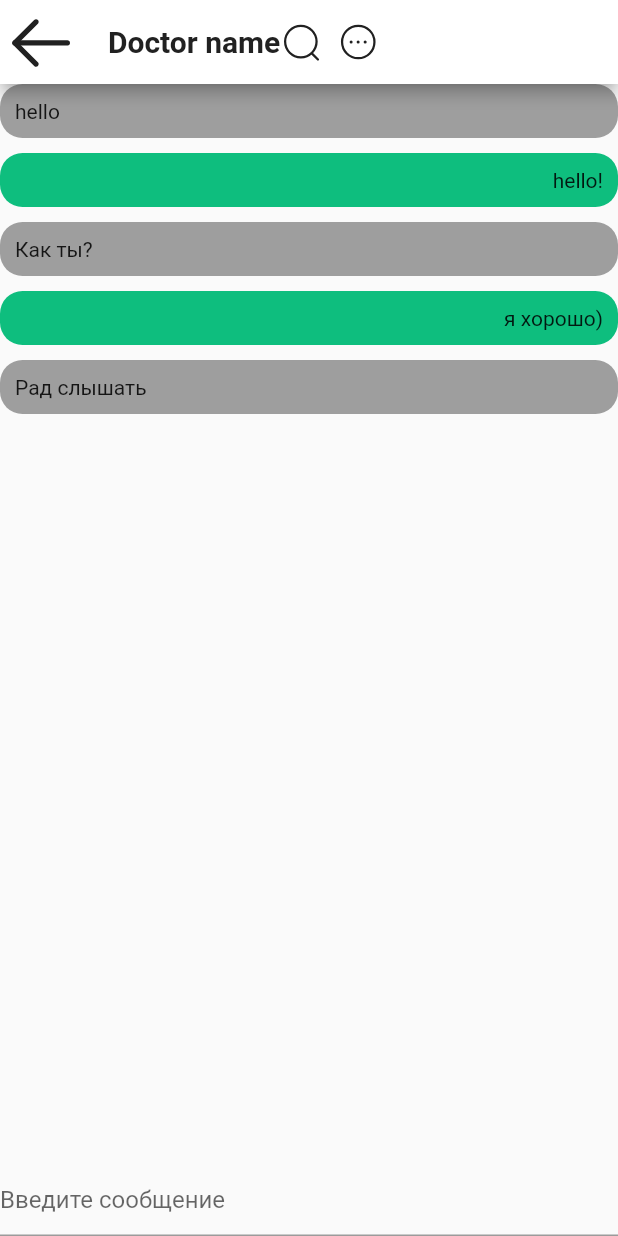
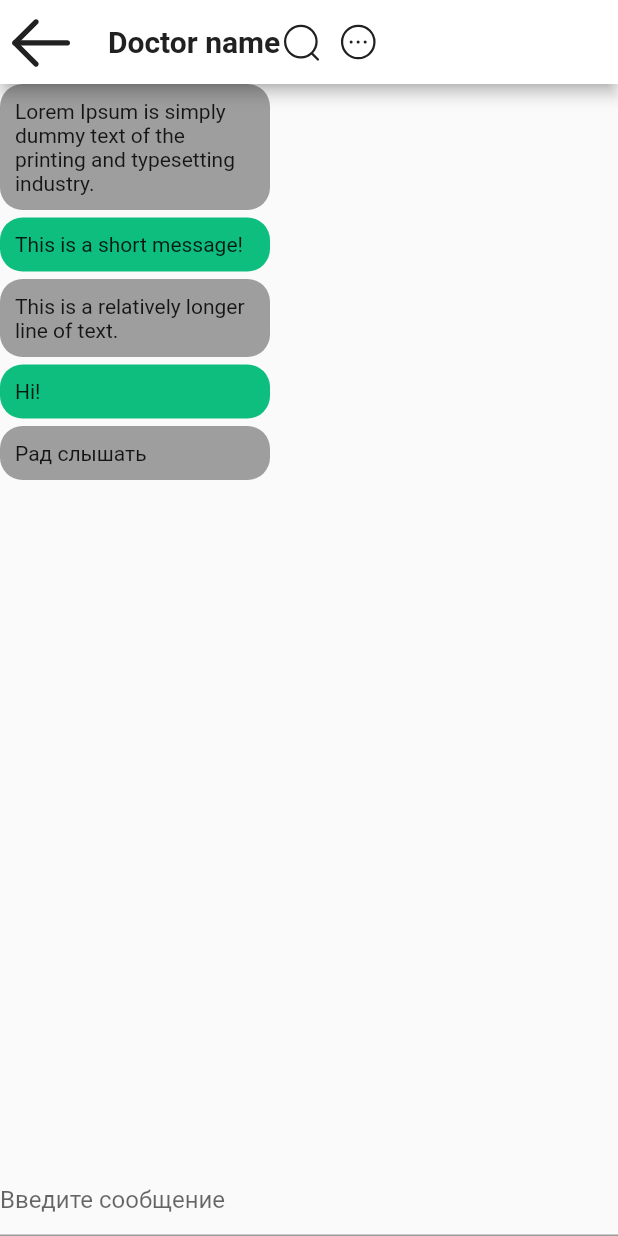
Before and after one commit to DinoDafor/medicine_app, a Flutter app: the ChatWithUser screen opened directly, on a phone screen of 412 x 824 dp. Run offline on Flutter 3.47's test engine with Material 2 defaults, Android fonts, the phone set to English and light mode, and no system bars; our stand-ins replace flutter_svg.

Commit message:
some changes for chat screen for today

```diff
--- a/lib/screens/chat.dart
+++ b/lib/screens/chat.dart
@@ -12,10 +12,20 @@ class ChatWithUser extends StatefulWidget {
 class _ChatWithUserState extends State<ChatWithUser> {
   TextEditingController _controller = TextEditingController();
   List<Message> messages = [
-    Message(message: "hello", fromUser: "danya", dateCreate: "12:00"),
-    Message(message: "hello!", fromUser: "me", dateCreate: "12:00"),
-    Message(message: "Как ты?", fromUser: "danya", dateCreate: "12:01"),
-    Message(message: "я хорошо)", fromUser: "me", dateCreate: "12:02"),
+    Message(
+        message:
+            "Lorem Ipsum is simply dummy text of the printing and typesetting industry.",
+        fromUser: "danya",
+        dateCreate: "12:00"),
+    Message(
+        message: "This is a short message!",
+        fromUser: "me",
+        dateCreate: "12:00"),
+    Message(
+        message: "This is a relatively longer line of text.",
+        fromUser: "danya",
+        dateCreate: "12:01"),
+    Message(message: "Hi!", fromUser: "me", dateCreate: "12:02"),
     Message(message: "Рад слышать", fromUser: "danya", dateCreate: "12:03"),
   ];
 
@@ -46,19 +56,39 @@ class _ChatWithUserState extends State<ChatWithUser> {
           ],
         ),
       ),
-      body: Column(
+      body: ScrollableChat(messages: messages, controller: _controller),
+    );
+  }
+}
+
+class ScrollableChat extends StatelessWidget {
+  const ScrollableChat({
+    super.key,
+    required this.messages,
+    required TextEditingController controller,
+  }) : _controller = controller;
+
+  final List<Message> messages;
+  final TextEditingController _controller;
+
+  @override
+  Widget build(BuildContext context) {
+    return Column(
       children: [
         Expanded(
-            child: ListView.builder(
+          child: ListView.separated(
             itemCount: messages.length,
             itemBuilder: (context, index) {
-                  return Column(
-                    children: [
-                      Container(
+              return Align(
                 alignment: messages[index].fromUser == "me"
                     ? Alignment.topRight
                     : Alignment.topLeft,
-                        padding: EdgeInsets.all(10),
+                child: Flex(
+                  direction: Axis.horizontal,
+                  children:  [
+                    Container(
+                      width: 180,
+                      padding: const EdgeInsets.all(10),
                       child: Text(messages[index].message),
                       decoration: BoxDecoration(
                         color: messages[index].fromUser == "me"
@@ -66,21 +96,26 @@ class _ChatWithUserState extends State<ChatWithUser> {
                             : Colors.grey,
                         borderRadius: BorderRadius.circular(15),
                       ),
+                      constraints: BoxConstraints(
+                        maxWidth: MediaQuery.of(context).size.width * 0.7,
                       ),
-                      SizedBox(height: 10),
-                    ],
+                    ),
+                  ]
+                ),
               );
-                  // return Container(
-                  //  color: Colors.red,
-                  // );
-                }),
+            },
+            separatorBuilder: (BuildContext context, int index) {
+              return const SizedBox(
+                height: 5,
+              );
+            },
+          ),
         ),
         TextField(
           controller: _controller,
           decoration: InputDecoration(hintText: "Введите сообщение"),
         )
       ],
-      ),
     );
   }
 }
```
Also changed, not shown: lib/screens/users_chat.dart (indentation only), pubspec.lock. Lines whose indentation alone changed are shown as unchanged.
